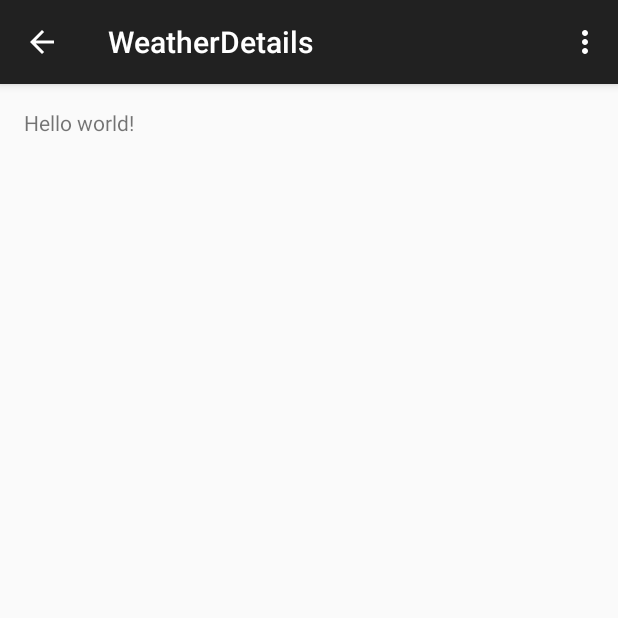
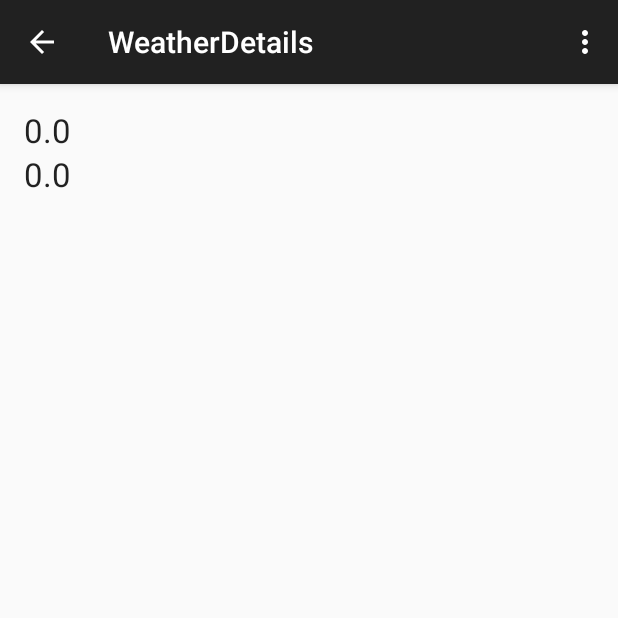
Before and after one commit to salmatador/ItsRainingDuhItsOregon, an Android app: the WeatherDetailsFragment screen opened directly, with no data from a screen before it, on a phone screen of 412 x 824 dp, the top half of it. Run offline under Robolectric (Android 15) with nearby library versions, the phone set to English and light mode, and no system bars.

Commit message:
Week 4 Updated

```diff
--- a/app/src/main/java/kline/micah/itsrainingduhitsoregon/GetData.java
+++ b/app/src/main/java/kline/micah/itsrainingduhitsoregon/GetData.java
@@ -93,7 +93,7 @@ public class GetData {
 
                 String line;
                 while ((line = reader.readLine()) != null) {
-                    buffer.append(line + "\n");
+                    buffer.append(line);
                 }
 
                 return buffer.toString();
--- a/app/src/main/java/kline/micah/itsrainingduhitsoregon/WeatherDetailsFragment.java
+++ b/app/src/main/java/kline/micah/itsrainingduhitsoregon/WeatherDetailsFragment.java
@@ -1,22 +1,53 @@
 package kline.micah.itsrainingduhitsoregon;
 
+import android.content.Intent;
+import android.os.Bundle;
 import android.support.v4.app.Fragment;
-import android.os.Bundle;
 import android.view.LayoutInflater;
 import android.view.View;
 import android.view.ViewGroup;
+import android.widget.TextView;
 
 /**
  * A placeholder fragment containing a simple view.
  */
 public class WeatherDetailsFragment extends Fragment {
 
+
+    private TextView weatherDetailsTextView;
+    private TextView highTemperatureTextView;
+    private TextView lowTemperatureTextView;
+    private TextView mainWeatherTextView;
+    private String[] weatherString = new String[4];
+
     public WeatherDetailsFragment() {
+    }
+
+    @Override
+    public void onCreate(Bundle savedInstanceState) {
+        super.onCreate(savedInstanceState);
+
+        Intent intent = getActivity().getIntent();
+        weatherString[0] = intent.getStringExtra(WeatherListFragment.BASIC_WEATHER);
+        weatherString[1] = String.valueOf(intent.getDoubleExtra(WeatherListFragment.HIGH_TEMP, 0.0));
+        weatherString[2] = String.valueOf(intent.getDoubleExtra(WeatherListFragment.LOW_TEMP, 0.0));
+        weatherString[3] = intent.getStringExtra(WeatherListFragment.MAIN_WEATHER);
     }
 
     @Override
     public View onCreateView(LayoutInflater inflater, ViewGroup container,
                              Bundle savedInstanceState) {
-        return inflater.inflate(R.layout.fragment_weather_details, container, false);
+        View rootView = inflater.inflate(R.layout.fragment_weather_details, container, false);
+        weatherDetailsTextView = (TextView) rootView.findViewById(R.id.weatherString);
+        highTemperatureTextView = (TextView) rootView.findViewById(R.id.highTemperature);
+        lowTemperatureTextView = (TextView) rootView.findViewById(R.id.lowTemperature);
+        mainWeatherTextView = (TextView) rootView.findViewById(R.id.mainWeather);
+        if (weatherString != null) {
+            weatherDetailsTextView.setText(weatherString[0]);
+            highTemperatureTextView.setText(weatherString[1]);
+            lowTemperatureTextView.setText(weatherString[2]);
+            mainWeatherTextView.setText(weatherString[3]);
+        }
+        return rootView;
     }
 }
--- a/app/src/main/res/layout/fragment_weather_details.xml
+++ b/app/src/main/res/layout/fragment_weather_details.xml
@@ -1,7 +1,8 @@
-<RelativeLayout xmlns:android="http://schemas.android.com/apk/res/android"
+<LinearLayout xmlns:android="http://schemas.android.com/apk/res/android"
     xmlns:tools="http://schemas.android.com/tools"
     android:layout_width="match_parent"
     android:layout_height="match_parent"
+    android:orientation="vertical"
     android:paddingBottom="@dimen/activity_vertical_margin"
     android:paddingLeft="@dimen/activity_horizontal_margin"
     android:paddingRight="@dimen/activity_horizontal_margin"
@@ -9,8 +10,28 @@
     tools:context="kline.micah.itsrainingduhitsoregon.WeatherDetailsFragment">
 
     <TextView
+        android:id="@+id/highTemperature"
         android:layout_width="wrap_content"
         android:layout_height="wrap_content"
-        android:text="@string/hello_world"/>
+        android:textAppearance="@android:style/TextAppearance.Large" />
 
-</RelativeLayout>
+    <TextView
+        android:id="@+id/lowTemperature"
+        android:layout_width="wrap_content"
+        android:layout_height="wrap_content"
+        android:text="@string/hello_world"
+        android:textAppearance="@android:style/TextAppearance.Large" />
+
+    <TextView
+        android:id="@+id/mainWeather"
+        android:layout_width="wrap_content"
+        android:layout_height="wrap_content"
+        android:textAppearance="@android:style/TextAppearance.Large" />
+
+    <TextView
+        android:id="@+id/weatherString"
+        android:layout_width="wrap_content"
+        android:layout_height="wrap_content"
+        android:textAppearance="@android:style/TextAppearance.Large" />
+
+</LinearLayout>
```
Also changed, not shown: app/src/main/java/kline/micah/itsrainingduhitsoregon/Weather.java (+9 -1 lines), app/src/main/java/kline/micah/itsrainingduhitsoregon/WeatherListFragment.java (+23 -133 lines), 1 other file. Lines whose indentation alone changed are shown as unchanged.
